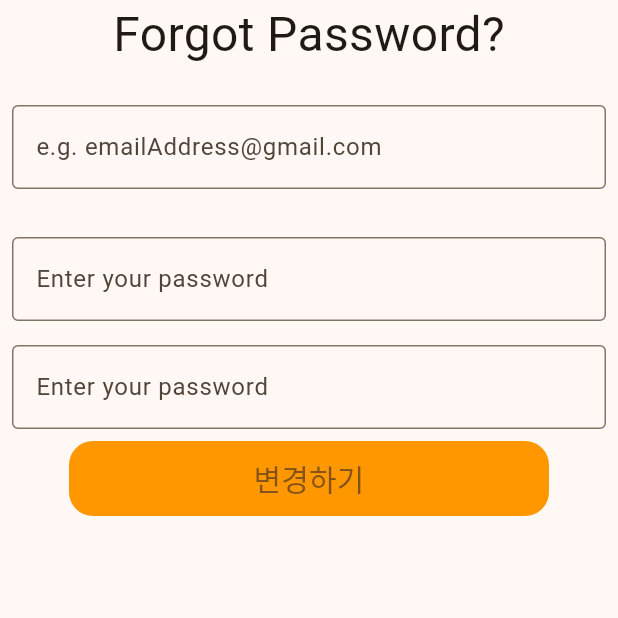
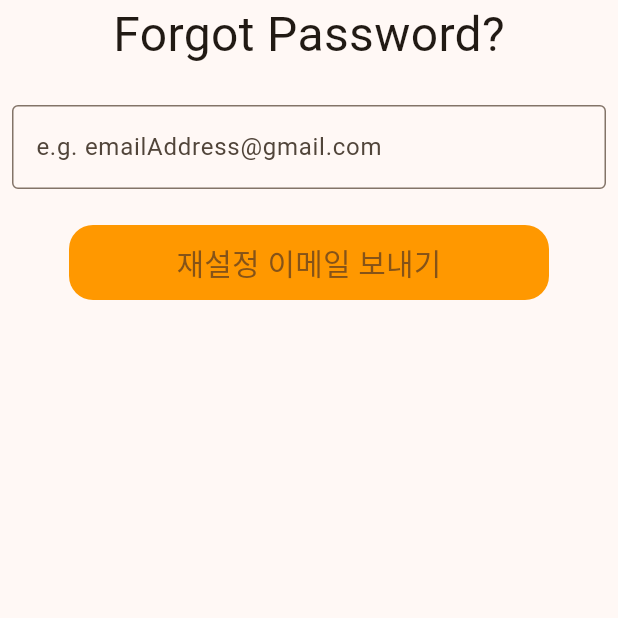
Before and after one commit to orm-Janggo/flutter_project_orm_Janggo, a Flutter app: the ForgotPasswordScreen screen opened directly, on a phone screen of 412 x 824 dp, the top half of it. Run offline on Flutter 3.47's test engine with Material 3 defaults, Android fonts, the phone set to English and light mode, and no system bars; our stand-ins replace firebase_auth, firebase_core, flutter_dotenv, freezed_annotation, go_router, lottie; missing offline and left inert: kakao_flutter_sdk_user; accounts and stored records are empty.

Commit message:
[MODIFY] modify text form field

```diff
--- a/lib/presentation/sign/forgot_password/forgot_password.dart
+++ b/lib/presentation/sign/forgot_password/forgot_password.dart
@@ -14,8 +14,6 @@ class _ForgotPasswordScreenState extends State<ForgotPasswordScreen> {
   final _formKey = GlobalKey<FormState>();
 
   String? inputEmail;
-  String? inputPassword;
-  String? inputCheckPassword;
 
   @override
   Widget build(BuildContext context) {
@@ -54,48 +52,6 @@ class _ForgotPasswordScreenState extends State<ForgotPasswordScreen> {
                 const SizedBox(
                   height: 16,
                 ),
-                Padding(
-                  padding: const EdgeInsets.all(8.0),
-                  child: TextFormField(
-                    decoration: const InputDecoration(
-                      border: OutlineInputBorder(),
-                      hintText: 'Enter your password',
-                    ),
-                    obscureText: true,
-                    validator: (value) {
-                      if (value?.isEmpty ?? false) {
-                        return '비밀번호를 입력해주세요.';
-                      }
-                      return null;
-                    },
-                    onSaved: (String? value) {
-                      inputPassword = value;
-                    },
-                  ),
-                ),
-                Padding(
-                  padding: const EdgeInsets.all(8.0),
-                  child: TextFormField(
-                    decoration: const InputDecoration(
-                      border: OutlineInputBorder(),
-                      hintText: 'Enter your password',
-                    ),
-                    obscureText: true,
-                    validator: (value) {
-                      if (value?.isEmpty ?? false) {
-                        return '확인 비밀번호를 입력해주세요.';
-                      }
-
-                      if (value != inputPassword) {
-                        return '위와 동일한 비밀번호를 입력해주세요.';
-                      }
-                      return null;
-                    },
-                    onSaved: (String? value) {
-                      inputCheckPassword = value;
-                    },
-                  ),
-                ),
               ],
             ),
           ),
@@ -107,9 +63,13 @@ class _ForgotPasswordScreenState extends State<ForgotPasswordScreen> {
               borderRadius: BorderRadius.circular(16.0),
             ),
             child: TextButton(
-              onPressed: () async {},
+              onPressed: () async {
+                await _authentication.setLanguageCode("fr");
+                await _authentication.sendPasswordResetEmail(
+                    email: inputEmail.toString());
+              },
               child: const Text(
-                '변경하기',
+                '재설정 이메일 보내기',
                 style: TextStyle(fontSize: 20),
               ),
             ),
```
